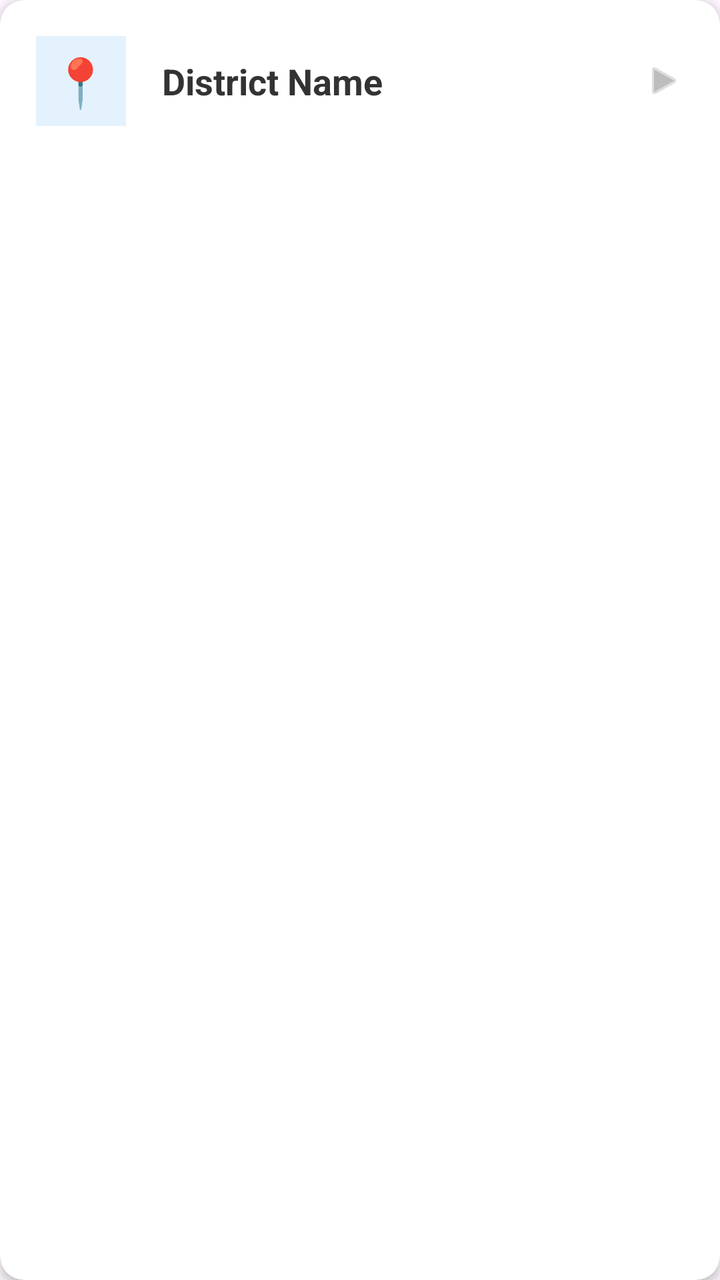
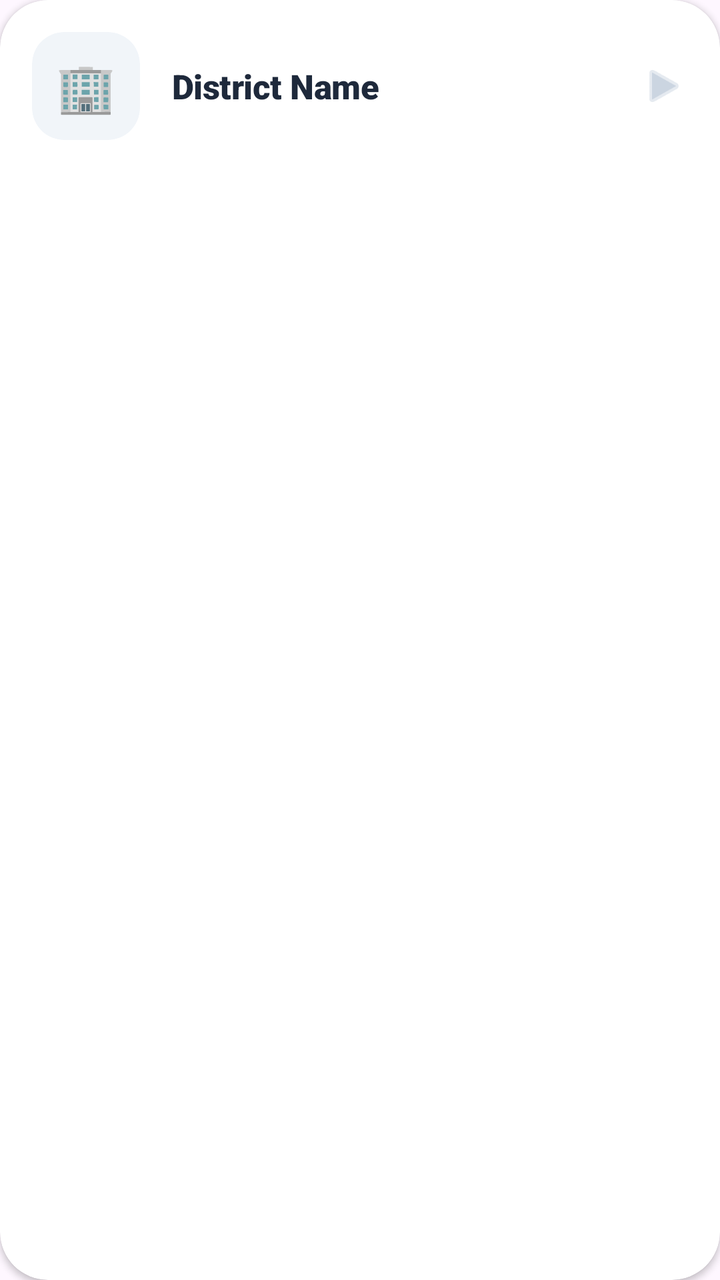

Compare the two renders of this Android layout. The source of the first and the diff that turns it into the second are given below.
<!-- AndroidManifest.xml: application theme Theme.CareLanka -->
<!-- res/layout/item_district.xml -->
<?xml version="1.0" encoding="utf-8"?>
<androidx.cardview.widget.CardView xmlns:android="http://schemas.android.com/apk/res/android"
    xmlns:app="http://schemas.android.com/apk/res-auto"
    android:layout_width="match_parent"
    android:layout_height="wrap_content"
    android:layout_marginHorizontal="8dp"
    android:layout_marginVertical="6dp"
    app:cardCornerRadius="12dp"
    app:cardElevation="3dp"
    android:foreground="?attr/selectableItemBackground"> 

    <LinearLayout
        android:layout_width="match_parent"
        android:layout_height="wrap_content"
        android:orientation="horizontal"
        android:padding="18dp"
        android:gravity="center_vertical">

        <TextView
            android:id="@+id/tvIcon"
            android:layout_width="45dp"
            android:layout_height="45dp"
            android:text="📍"
            android:textSize="24sp"
            android:gravity="center"
            android:background="#E3F2FD"
            android:padding="5dp"/>

        <TextView
            android:id="@+id/tvSpecialtyName"
            android:layout_width="0dp"
            android:layout_height="wrap_content"
            android:layout_weight="1"
            android:layout_marginStart="18dp"
            android:text="District Name"
            android:textSize="18sp"
            android:textStyle="bold"
            android:textColor="#333333"/>

        <ImageView
            android:layout_width="20dp"
            android:layout_height="20dp"
            android:src="@android:drawable/ic_media_play"
            app:tint="#BDBDBD" />

    </LinearLayout>
</androidx.cardview.widget.CardView>
<!-- resources referenced by this layout -->
<resources>
  <style name="Theme.CareLanka" parent="Base.Theme.CareLanka" />
  <style name="Base.Theme.CareLanka" parent="Theme.Material3.DayNight.NoActionBar">
          
          
      </style>
</resources>

<!-- the commit's change to res/layout/item_district.xml (unified diff, before → after) -->
@@ -1,47 +1,60 @@
 <?xml version="1.0" encoding="utf-8"?>
-<androidx.cardview.widget.CardView xmlns:android="http://schemas.android.com/apk/res/android"
+<com.google.android.material.card.MaterialCardView xmlns:android="http://schemas.android.com/apk/res/android"
     xmlns:app="http://schemas.android.com/apk/res-auto"
     android:layout_width="match_parent"
     android:layout_height="wrap_content"
-    android:layout_marginHorizontal="8dp"
+    android:layout_marginHorizontal="16dp"
     android:layout_marginVertical="6dp"
-    app:cardCornerRadius="12dp"
-    app:cardElevation="3dp"
-    android:foreground="?attr/selectableItemBackground"> 
+    app:cardCornerRadius="24dp"
+    app:cardElevation="2dp"
+    app:strokeWidth="0dp"
+    app:cardBackgroundColor="#FFFFFF"
+    android:clickable="true"
+    android:focusable="true">
 
     <LinearLayout
         android:layout_width="match_parent"
         android:layout_height="wrap_content"
         android:orientation="horizontal"
-        android:padding="18dp"
+        android:padding="16dp"
         android:gravity="center_vertical">
 
-        <TextView
-            android:id="@+id/tvIcon"
-            android:layout_width="45dp"
-            android:layout_height="45dp"
-            android:text="📍"
-            android:textSize="24sp"
-            android:gravity="center"
-            android:background="#E3F2FD"
-            android:padding="5dp"/>
+        
+        <com.google.android.material.card.MaterialCardView
+            android:layout_width="54dp"
+            android:layout_height="54dp"
+            app:cardCornerRadius="16dp"
+            app:cardElevation="0dp"
+            app:cardBackgroundColor="#F1F5F9"
+            app:strokeWidth="0dp">
+            <TextView
+                android:id="@+id/tvIcon"
+                android:layout_width="wrap_content"
+                android:layout_height="wrap_content"
+                android:layout_gravity="center"
+                android:text="🏢"
+                android:textSize="24sp"/>
+        </com.google.android.material.card.MaterialCardView>
 
         <TextView
             android:id="@+id/tvSpecialtyName"
             android:layout_width="0dp"
             android:layout_height="wrap_content"
             android:layout_weight="1"
-            android:layout_marginStart="18dp"
+            android:layout_marginStart="16dp"
             android:text="District Name"
-            android:textSize="18sp"
-            android:textStyle="bold"
-            android:textColor="#333333"/>
+            android:textSize="17sp"
+            android:fontFamily="sans-serif-black"
+            android:textColor="#1E293B"
+            android:letterSpacing="-0.01"/>
 
+        
         <ImageView
-            android:layout_width="20dp"
-            android:layout_height="20dp"
+            android:layout_width="24dp"
+            android:layout_height="24dp"
             android:src="@android:drawable/ic_media_play"
-            app:tint="#BDBDBD" />
+            app:tint="#CBD5E1"
+            android:layout_marginStart="8dp"/>
 
     </LinearLayout>
-</androidx.cardview.widget.CardView>
+</com.google.android.material.card.MaterialCardView>
